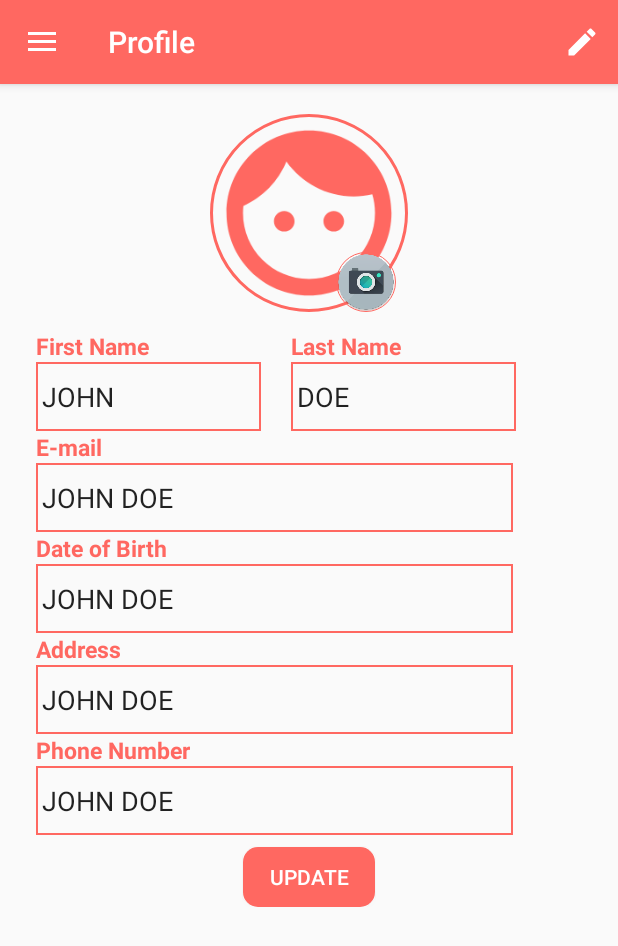
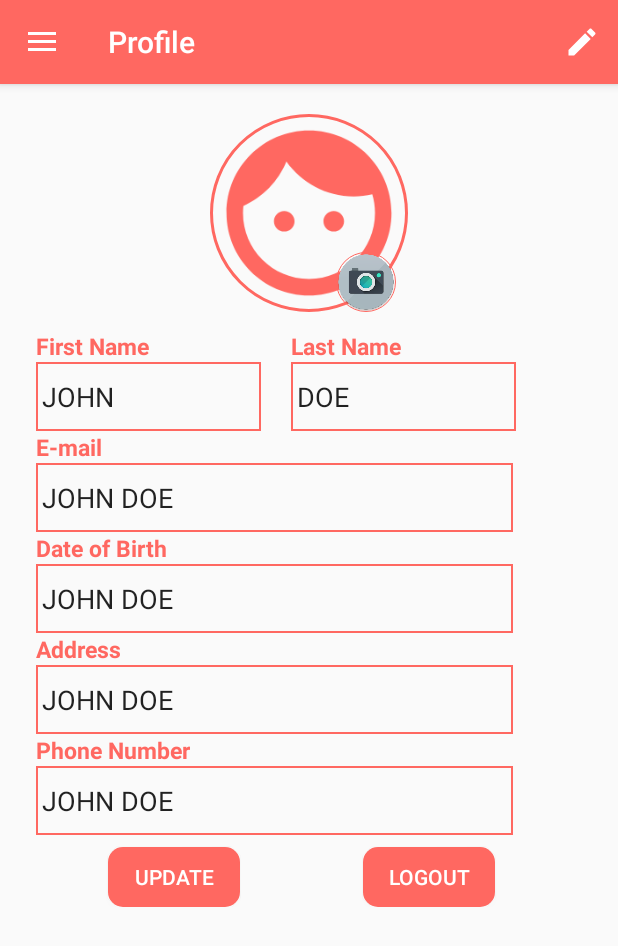
Before and after one commit to HamidQureshi/DHealth, an Android app: the ProfileFragment screen opened directly, with no data from a screen before it, after a tap on "edit", on a phone screen of 412 x 824 dp. Shown: the top 946 px of the screen. Run offline under Robolectric (Android 15) with nearby library versions, the phone set to English and light mode, and no system bars; our stand-ins replace CircleImageView; libraries missing offline, so code that uses them is left out: belka.us.androidtoggleswitch; plain views replace ToggleSwitch; network calls fail; pictures from the network do not load; 9 statements that could not run were skipped.

Commit message:
--Logout functionality integrated --Dotor and patient list API integrated --UI changes

```diff
--- a/DHealth/app/src/main/java/com/example/hamid/dhealth/Activities/DashboardScreen.java
+++ b/DHealth/app/src/main/java/com/example/hamid/dhealth/Activities/DashboardScreen.java
@@ -18,6 +18,7 @@ import android.widget.TextView;
 import com.example.hamid.dhealth.Fragments.DoctorPatientFragment;
 import com.example.hamid.dhealth.Fragments.ProfileFragment;
 import com.example.hamid.dhealth.Fragments.ReportsFragment;
+import com.example.hamid.dhealth.MedicalRepository.DataRepository;
 import com.example.hamid.dhealth.Preference.PreferenceKeys;
 import com.example.hamid.dhealth.Preference.PreferenceManager;
 import com.example.hamid.dhealth.R;
@@ -33,6 +34,7 @@ public class DashboardScreen extends AppCompatActivity {
     private NavigationView nv;
     private String title = "Profile";
     private Toolbar toolbar;
+
 
     @Override
     protected void onCreate(Bundle savedInstanceState) {
@@ -129,6 +131,7 @@ public class DashboardScreen extends AppCompatActivity {
         tv_last_name.setText(PreferenceManager.getINSTANCE().readFromPref(this, PreferenceKeys.SP_LAST_NAME, "Doe"));
 
 
+
     }
 
 
@@ -155,5 +158,4 @@ public class DashboardScreen extends AppCompatActivity {
         drawerToggle.onConfigurationChanged(newConfig);
     }
 
-
 }
--- a/DHealth/app/src/main/java/com/example/hamid/dhealth/Activities/UploadFileActivity.java
+++ b/DHealth/app/src/main/java/com/example/hamid/dhealth/Activities/UploadFileActivity.java
@@ -79,7 +79,7 @@ public class UploadFileActivity extends AppCompatActivity {
         Report report = new Report(title, description, name, assignedto, uploaddate, signeddate, content, status);
 
         //add the report to db
-        DataRepository dataRepository = new DataRepository(getApplication());
+        DataRepository dataRepository = DataRepository.getINSTANCE(getApplication());
         dataRepository.insertReport(report);
 
         finish();
--- a/DHealth/app/src/main/java/com/example/hamid/dhealth/Fragments/DoctorPatientFragment.java
+++ b/DHealth/app/src/main/java/com/example/hamid/dhealth/Fragments/DoctorPatientFragment.java
@@ -52,7 +52,8 @@ public class DoctorPatientFragment extends Fragment {
         rv_dplist = (RecyclerView) getView().findViewById(R.id.rv_doctor_patient_list);
         doctorList = new ArrayList<>();
         patientList = new ArrayList<>();
-        doctorPatientListAdapter = new DoctorPatientListAdapter(getContext(), doctorList, patientList);
+        String profileType = PreferenceManager.getINSTANCE().readFromPref(getActivity(),PreferenceKeys.SP_PROFILE_TYPE,PreferenceKeys.LBL_DOCTOR);
+        doctorPatientListAdapter = new DoctorPatientListAdapter(getContext(), doctorList, patientList,profileType);
 
         RecyclerView.LayoutManager mLayoutManager = new GridLayoutManager(getContext(), 1);
         rv_dplist.setLayoutManager(mLayoutManager);
@@ -66,7 +67,7 @@ public class DoctorPatientFragment extends Fragment {
                 @Override
                 public void onChanged(@Nullable final List<Patient> patients) {
                     // Update the cached copy of the words in the adapter.
-                    doctorPatientListAdapter.setP(patients);
+                    doctorPatientListAdapter.setPatientList(patients);
                 }
             });
         } else {
--- a/DHealth/app/src/main/java/com/example/hamid/dhealth/Fragments/DoctorPatientViewModel.java
+++ b/DHealth/app/src/main/java/com/example/hamid/dhealth/Fragments/DoctorPatientViewModel.java
@@ -20,7 +20,7 @@ public class DoctorPatientViewModel extends AndroidViewModel {
 
     public DoctorPatientViewModel(Application application) {
         super(application);
-        repository = new DataRepository(application);
+        repository = DataRepository.getINSTANCE(application);
 
         doctor_list = repository.getDoctorList();
         patient_list = repository.getPatientList();
@@ -60,7 +60,7 @@ public class DoctorPatientViewModel extends AndroidViewModel {
     }
 
     public void getPatientListFromServer(String token) {
-        repository.getDoctorListFromServer(token);
+        repository.getPatientListFromServer(token);
     }
 
 }
--- a/DHealth/app/src/main/java/com/example/hamid/dhealth/Fragments/ProfileFragment.java
+++ b/DHealth/app/src/main/java/com/example/hamid/dhealth/Fragments/ProfileFragment.java
@@ -27,9 +27,11 @@ import android.widget.EditText;
 import android.widget.ImageView;
 import android.widget.Toast;
 
+import com.example.hamid.dhealth.MedicalRepository.DataRepository;
 import com.example.hamid.dhealth.Preference.PreferenceKeys;
 import com.example.hamid.dhealth.Preference.PreferenceManager;
 import com.example.hamid.dhealth.R;
+import com.example.hamid.dhealth.SplashActivity;
 import com.example.hamid.dhealth.Utils.ImageUtils;
 import com.example.hamid.dhealth.Utils.Utils;
 
@@ -46,7 +48,7 @@ public class ProfileFragment extends Fragment implements View.OnClickListener {
     private static final int MY_CAMERA_PERMISSION_CODE = 100;
     EditText et_name, et_last_name, et_email, et_dob, et_phone, et_address;
     ImageView iv_camera, iv_dp;
-    Button btn_submit;
+    Button btn_submit, btn_logout;
     private ProfileViewModel mViewModel;
     private DatePickerDialog datePickerDialog;
     private String profile_type = PreferenceKeys.LBL_DOCTOR;
@@ -151,17 +153,14 @@ public class ProfileFragment extends Fragment implements View.OnClickListener {
         btn_submit = (Button) getView().findViewById(R.id.btn_submit);
         btn_submit.setOnClickListener(this);
 
+        btn_logout = (Button) getView().findViewById(R.id.btn_logout);
+        btn_logout.setOnClickListener(this);
+
         iv_camera = (ImageView) getView().findViewById(R.id.iv_camera);
         iv_camera.setOnClickListener(this);
         iv_dp = (ImageView) getView().findViewById(R.id.iv_dp);
 
-//        if (Build.VERSION.SDK_INT >= Build.VERSION_CODES.LOLLIPOP) {
-//            iv_dp.setImageDrawable(getActivity().getDrawable(R.drawable.activeledgerlogo));
-//        }
-
-
         fetchDataFromPref();
-
     }
 
     private void prepareDatePickerDialog() {
@@ -189,6 +188,7 @@ public class ProfileFragment extends Fragment implements View.OnClickListener {
 
                 updatePref();
                 btn_submit.setVisibility(View.INVISIBLE);
+                btn_logout.setVisibility(View.INVISIBLE);
 
                 Log.e("===>", "submit");
 
@@ -197,8 +197,24 @@ public class ProfileFragment extends Fragment implements View.OnClickListener {
 
                 break;
 
+            case R.id.btn_logout:
+
+                //delete preferences
+                PreferenceManager.getINSTANCE().clearPreferences(getActivity());
+                //delete db
+                DataRepository repository = DataRepository.getINSTANCE(getActivity().getApplication());
+                repository.deleteAllDoctor();
+                repository.deleteAllPatient();
+                repository.deleteAllReport();
+
+                //back to splash screen
+                Intent intent = new Intent(getActivity(),SplashActivity.class);
+                startActivity(intent);
+                getActivity().finish();
+
+                break;
+
             case R.id.iv_camera:
-                Log.e("===>", "camera");
                 takePhoto(v);
                 break;
         }
@@ -244,6 +260,7 @@ public class ProfileFragment extends Fragment implements View.OnClickListener {
             Toast.makeText(getActivity(), "Profile Editing Enabled", Toast.LENGTH_LONG).show();
 
             btn_submit.setVisibility(View.VISIBLE);
+            btn_logout.setVisibility(View.VISIBLE);
 
             et_name.setFocusable(true);
             et_name.setFocusableInTouchMode(true);
@@ -317,7 +334,6 @@ public class ProfileFragment extends Fragment implements View.OnClickListener {
                 if (resultCode == RESULT_OK) {
                     Bitmap photo = (Bitmap) imageReturnedIntent.getExtras().get("data");
                     photo = ImageUtils.scaleDownBitmap(photo, getActivity());
-                    Log.e("---", Utils.encodeTobase64(photo));
                     iv_dp.setImageBitmap(photo);
                     PreferenceManager.getINSTANCE().writeToPref(getActivity(), PreferenceKeys.SP_PROFILEPIC, Utils.encodeTobase64(photo));
                 }
@@ -329,7 +345,6 @@ public class ProfileFragment extends Fragment implements View.OnClickListener {
                     try {
                         Bitmap photo = MediaStore.Images.Media.getBitmap(getActivity().getContentResolver(), selectedImage);
                         photo = ImageUtils.scaleDownBitmap(photo, getActivity());
-                        Log.e("---", Utils.encodeTobase64(photo));
                         iv_dp.setImageBitmap(photo);
                         PreferenceManager.getINSTANCE().writeToPref(getActivity(), PreferenceKeys.SP_PROFILEPIC, Utils.encodeTobase64(photo));
                     } catch (IOException e) {
@@ -358,4 +373,6 @@ public class ProfileFragment extends Fragment implements View.OnClickListener {
         }
     }
 
+
+
 }
--- a/DHealth/app/src/main/java/com/example/hamid/dhealth/Fragments/ReportsViewModel.java
+++ b/DHealth/app/src/main/java/com/example/hamid/dhealth/Fragments/ReportsViewModel.java
@@ -16,7 +16,7 @@ public class ReportsViewModel extends AndroidViewModel {
 
     public ReportsViewModel(Application application) {
         super(application);
-        repository = new DataRepository(application);
+        repository = DataRepository.getINSTANCE(application);
         report_list = repository.getReportList();
     }
 
--- a/DHealth/app/src/main/java/com/example/hamid/dhealth/MedicalRepository/DB/Entity/Patient.java
+++ b/DHealth/app/src/main/java/com/example/hamid/dhealth/MedicalRepository/DB/Entity/Patient.java
@@ -5,8 +5,10 @@ import android.arch.persistence.room.Entity;
 import android.arch.persistence.room.PrimaryKey;
 import android.support.annotation.NonNull;
 
+import java.io.Serializable;
+
 @Entity(tableName = "patient_table")
-public class Patient {
+public class Patient implements Serializable {
 
     @PrimaryKey(autoGenerate = true)
     private int id;
--- a/DHealth/app/src/main/java/com/example/hamid/dhealth/Preference/PreferenceManager.java
+++ b/DHealth/app/src/main/java/com/example/hamid/dhealth/Preference/PreferenceManager.java
@@ -59,4 +59,10 @@ public class PreferenceManager {
         return sharedPreference.getInt(key, defaultValue);
     }
 
+
+    public void clearPreferences(Context context){
+        SharedPreferences sharedPreference = getSharedPreference(context);
+        sharedPreference.edit().clear().commit();
+    }
+
 }
--- a/DHealth/app/src/main/java/com/example/hamid/dhealth/SplashActivity.java
+++ b/DHealth/app/src/main/java/com/example/hamid/dhealth/SplashActivity.java
@@ -17,9 +17,7 @@ public class SplashActivity extends AppCompatActivity {
         super.onCreate(savedInstanceState);
         setContentView(R.layout.activity_splash);
 
-
         Intent intent;
-
         Boolean login = PreferenceManager.getINSTANCE().readFromPref(this, PreferenceKeys.SP_LOGGEDIN, false);
 
         if (login == false) {
--- a/DHealth/app/src/main/res/layout/profile_fragment.xml
+++ b/DHealth/app/src/main/res/layout/profile_fragment.xml
@@ -298,7 +298,26 @@
                     android:visibility="invisible"
                     app:layout_constraintEnd_toEndOf="parent"
                     app:layout_constraintStart_toStartOf="parent"
-                    app:layout_constraintTop_toBottomOf="@+id/encryption_toggle" />
+                    app:layout_constraintTop_toBottomOf="@+id/encryption_toggle"
+                    custom:layout_constraintHorizontal_bias="0.207" />
+
+
+                <Button
+                    android:id="@+id/btn_logout"
+                    android:layout_width="wrap_content"
+                    android:layout_height="40dp"
+                    android:layout_marginStart="8dp"
+                    android:layout_marginEnd="8dp"
+                    android:background="@drawable/button"
+                    android:text="Logout"
+                    android:textColor="@color/white"
+                    android:visibility="invisible"
+                    app:layout_constraintEnd_toEndOf="parent"
+                    app:layout_constraintStart_toStartOf="parent"
+                    app:layout_constraintTop_toBottomOf="@+id/encryption_toggle"
+                    custom:layout_constraintHorizontal_bias="0.76"
+                    custom:layout_constraintTop_toTopOf="@+id/btn_submit" />
+
 
             </android.support.constraint.ConstraintLayout>
         </ScrollView>
```
Also changed, not shown: DHealth/app/src/main/java/com/example/hamid/dhealth/Activities/DoctorPatientDescriptionActivity.java (+23 -2 lines), DHealth/app/src/main/java/com/example/hamid/dhealth/Adapter/DoctorPatientListAdapter.java (+33 -4 lines), DHealth/app/src/main/java/com/example/hamid/dhealth/MedicalRepository/DataRepository.java (+15 -2 lines).
